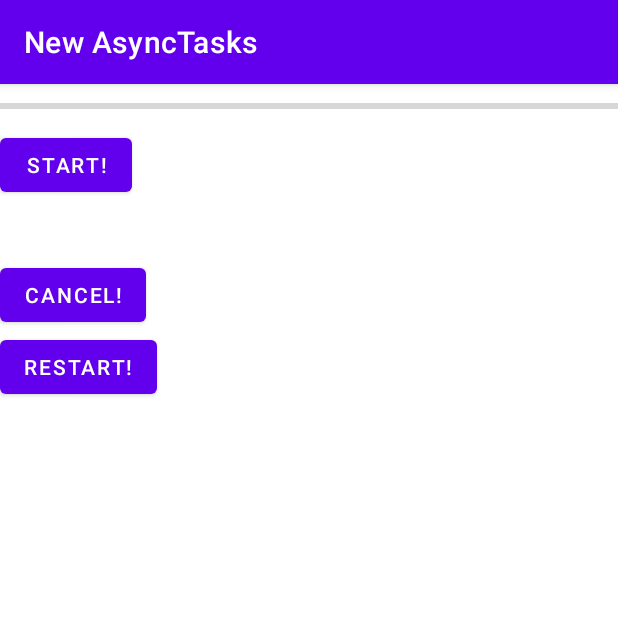
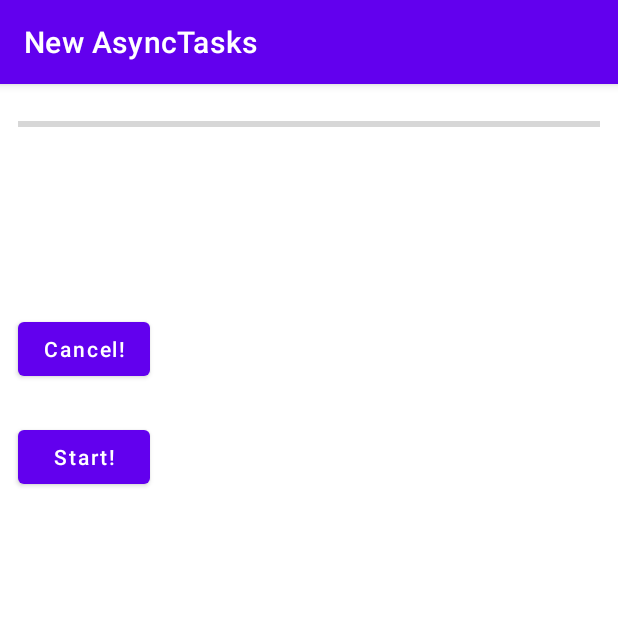
Before and after one commit to psa98/NewAsyncTasks, an Android app: the screen it shows after launch (TestActivity), on a phone screen of 412 x 824 dp, the top half of it. Run offline under Robolectric (Android 15) with nearby library versions, the phone set to English and light mode, and no system bars.

Commit message:
Version 1.0

```diff
--- a/app/src/main/res/layout/activity_main.xml
+++ b/app/src/main/res/layout/activity_main.xml
@@ -5,28 +5,22 @@
     android:layout_width="match_parent"
     android:layout_height="match_parent"
     android:orientation="vertical"
+    tools:ignore="HardcodedText"
     tools:context="c.ponom.new_asynctask_class.TestActivity">
 
 
     <ProgressBar
+        android:layout_margin="12dp"
         android:id="@+id/progress_bar"
         android:layout_width="match_parent"
         style="?android:attr/progressBarStyleHorizontal"
         android:layout_height="30dp"
-
         android:indeterminate="false"
         android:indeterminateOnly="false"
          />
 
-    <Button
-        android:id="@+id/start_button"
-        android:layout_width="wrap_content"
-        android:layout_height="wrap_content"
-        android:text="Start!"
-        android:onClick="startTask"
-        />
-
     <TextView
+        android:layout_margin="12dp"
         android:id="@+id/updated_data"
         android:layout_width="wrap_content"
         android:layout_height="wrap_content"
@@ -35,8 +29,8 @@
 
 
 
-
     <TextView
+        android:layout_margin="12dp"
         android:id="@+id/result_data"
         android:layout_width="wrap_content"
         android:layout_height="wrap_content"
@@ -44,19 +38,24 @@
         />
 
     <Button
+        android:layout_margin="12dp"
         android:id="@+id/cancel_button"
         android:layout_width="wrap_content"
         android:layout_height="wrap_content"
         android:text="Cancel!"
         android:onClick="cancelTask"
-        />
+        android:textAllCaps="false" />
+
 
     <Button
-        android:id="@+id/restart"
+        android:layout_margin="12dp"
+        android:id="@+id/start_button"
         android:layout_width="wrap_content"
         android:layout_height="wrap_content"
-        android:text="Restart!"
-        android:onClick="restart"
-        />
+        android:text="Start!"
+        android:textAllCaps="false"
+        android:onClick="startTask"
+         />
+
 
 </LinearLayout>
```
Also changed, not shown: app/src/main/java/c/ponom/new_asynctask_class/LiveAsyncTask.java (+71 -44 lines), app/src/main/java/c/ponom/new_asynctask_class/TestActivity.java (+11 -36 lines).
